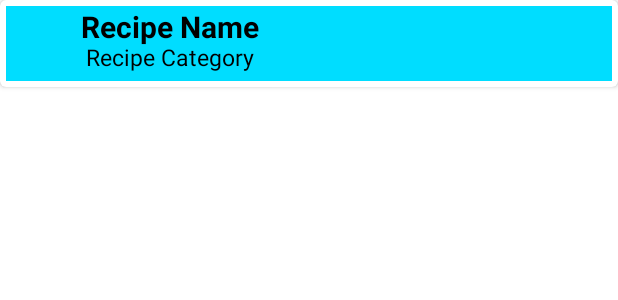
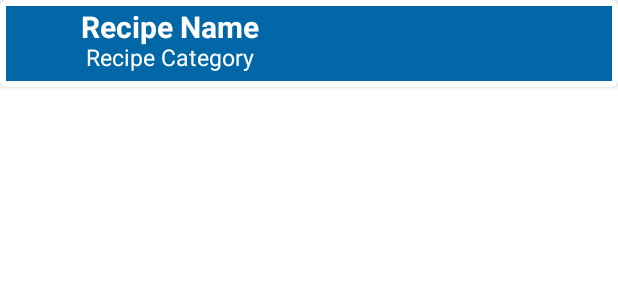
Before and after one commit to jcsnorlax97/pocketchef, an Android app: the layout recipe_item.xml on its own in the app's theme, with its tools: preview values and no code run, on a phone screen of 412 x 824 dp. Shown: the top 300 px of the screen. Run offline under Robolectric (Android 15) with nearby library versions, the phone set to English and light mode, and no system bars.

Commit message:
change color

```diff
--- a/PocketChef/app/src/main/java/net/team5/pocketchef/ui/user_profile/AboutDialog.java
+++ b/PocketChef/app/src/main/java/net/team5/pocketchef/ui/user_profile/AboutDialog.java
@@ -25,7 +25,7 @@ public class AboutDialog extends AppCompatDialogFragment {
         AlertDialog alert = builder.create();
         alert.show();
         Button nButton = alert.getButton(DialogInterface.BUTTON_NEGATIVE);
-        nButton.setTextColor(Color.BLACK);
+        nButton.setTextColor(Color.WHITE);
         return alert;
     }
 }
--- a/PocketChef/app/src/main/java/net/team5/pocketchef/ui/user_profile/FaqDialog.java
+++ b/PocketChef/app/src/main/java/net/team5/pocketchef/ui/user_profile/FaqDialog.java
@@ -26,7 +26,7 @@ public class FaqDialog extends AppCompatDialogFragment {
         AlertDialog alert = builder.create();
         alert.show();
         Button nButton = alert.getButton(DialogInterface.BUTTON_NEGATIVE);
-        nButton.setTextColor(Color.BLACK);
+        nButton.setTextColor(Color.WHITE);
         return alert;
     }
 }
--- a/PocketChef/app/src/main/res/layout/fragment_display_search_results.xml
+++ b/PocketChef/app/src/main/res/layout/fragment_display_search_results.xml
@@ -3,6 +3,7 @@
     android:orientation="vertical"
     android:layout_width="match_parent"
     android:layout_height="match_parent"
+    android:background="@android:color/white"
     >
 
     <EditText
--- a/PocketChef/app/src/main/res/layout/recipe_item.xml
+++ b/PocketChef/app/src/main/res/layout/recipe_item.xml
@@ -11,8 +11,7 @@
         android:layout_width="match_parent"
         android:layout_height="match_parent"
         android:layout_margin="4dp"
-
-        android:background="@android:color/holo_blue_bright">
+        android:background="@color/blue">
 
         <ImageView
             android:layout_width="50dp"
@@ -27,7 +26,7 @@
             android:text="Recipe Name"
             android:textSize="20sp"
             android:textStyle="bold"
-            android:textColor="@android:color/black"
+            android:textColor="@android:color/white"
             android:layout_alignParentTop="true"
             android:layout_toEndOf="@id/searchRecipeImageView"
             android:layout_toRightOf="@id/searchRecipeImageView" />
@@ -42,7 +41,7 @@
             android:layout_toEndOf="@id/searchRecipeImageView"
             android:layout_toRightOf="@id/searchRecipeImageView"
             android:text="Recipe Category"
-            android:textColor="@android:color/black"
+            android:textColor="@android:color/white"
             android:textSize="15sp" />
 
     </RelativeLayout>
--- a/PocketChef/app/src/main/res/values/colors.xml
+++ b/PocketChef/app/src/main/res/values/colors.xml
@@ -1,8 +1,8 @@
 <?xml version="1.0" encoding="utf-8"?>
 <resources>
-    <color name="colorPrimary">#008577</color>
-    <color name="colorPrimaryDark">#00574B</color>
+    <color name="colorPrimary">#000E0D</color>
+    <color name="colorPrimaryDark">#001A5A</color>
     <color name="colorAccent">#D81B60</color>
     <color name="black">#000000</color>
-    <color name="blue">#5670ED</color>
+    <color name="blue">#0267a6</color>
 </resources>
```
